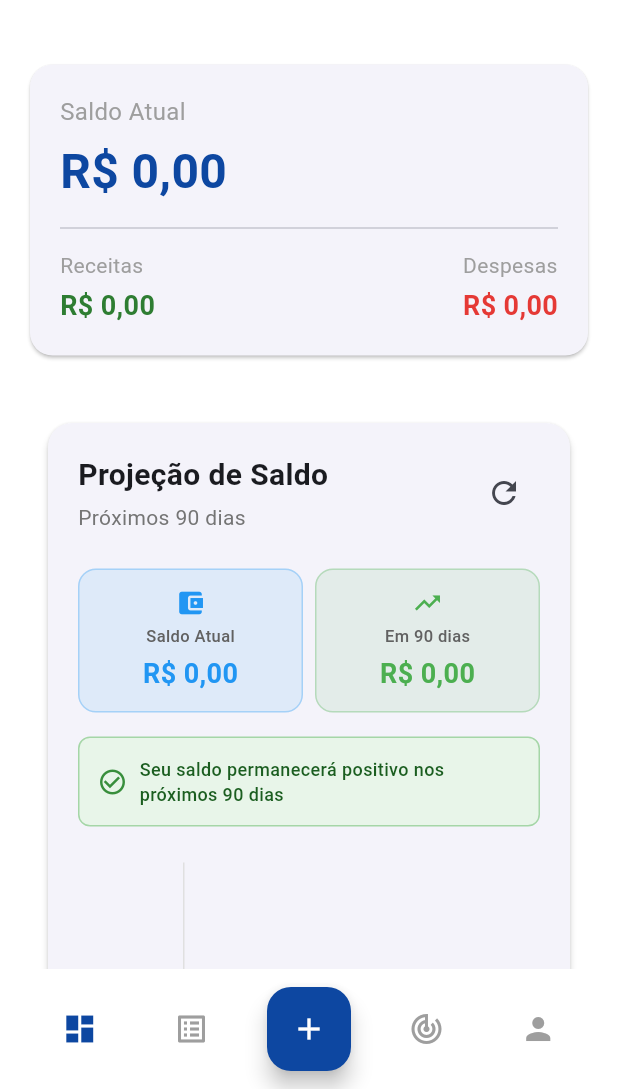
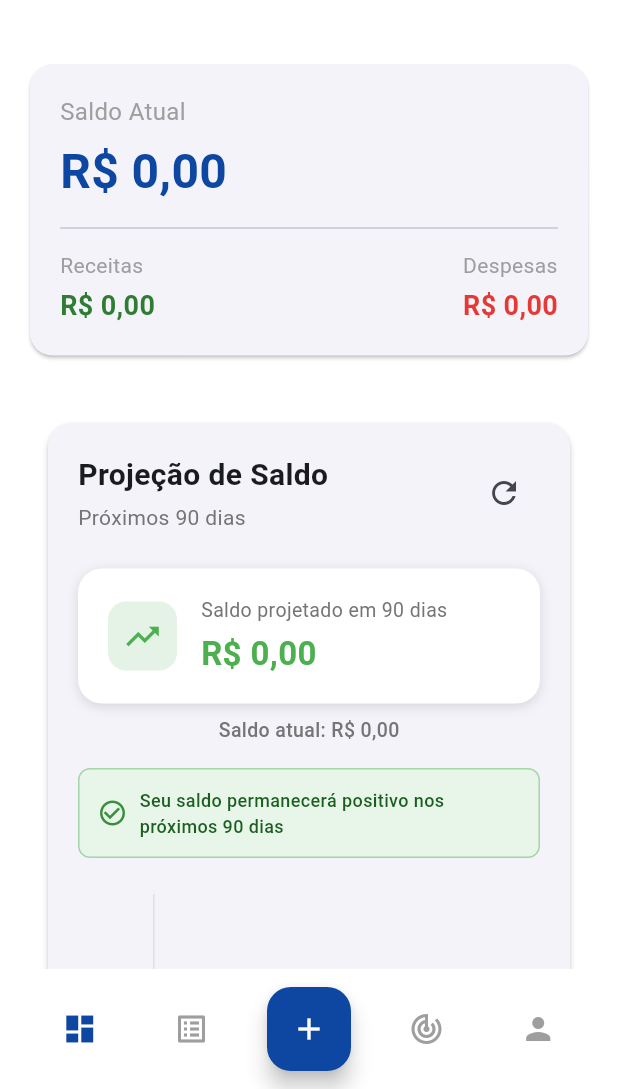
Before and after one commit to ChristianSRocha/horizon_finance, a Flutter app: the DashboardScreen screen opened by its route, on a phone screen of 412 x 824 dp, the part 147-1236 px from its top. Run offline on Flutter 3.47's test engine with Material 3 defaults, Android fonts, the phone set to English and light mode, and no system bars; drawn by our look-alikes of fl_chart; our stand-ins replace email_validator, flutter_dotenv, flutter_riverpod, freezed_annotation, go_router, supabase_flutter; accounts and stored records are empty; network calls fail.

Commit message:
FIX: título lateral e aparencia do quadro de proojeção de 90 dias

```diff
--- a/lib/widgets/projection_chart_card.dart
+++ b/lib/widgets/projection_chart_card.dart
@@ -152,30 +152,24 @@ class _ProjectionChartCardState extends ConsumerState<ProjectionChartCard> {
 
     return Column(
       children: [
-        // Indicadores de valores
-        Row(
-          mainAxisAlignment: MainAxisAlignment.spaceAround,
-          children: [
-            Expanded(
-            child:
-            _buildIndicator(
-              'Saldo Atual',
-              currencyFormat.format(firstBalance),
-              Colors.blue,
-              Icons.account_balance_wallet,
+       // Indicador principal centralizado
+        Center(
+          child: _buildMainIndicator(
+            value: currencyFormat.format(lastBalance),
+            color: lastBalance < 0 ? Colors.red : Colors.green,
+            icon: lastBalance < 0 ? Icons.trending_down : Icons.trending_up,),
+      ),
+
+        const SizedBox(height: 8),
+        Center(
+          child: Text(
+            'Saldo atual: ${currencyFormat.format(firstBalance)}',
+            style: TextStyle(
+              fontSize: 13,
+              color: Colors.grey[600],
+              fontWeight: FontWeight.w500,
             ),
-            ),
-            const SizedBox(width: 8),
-            Expanded(
-              child:
-            _buildIndicator(
-              'Em 90 dias',
-              currencyFormat.format(lastBalance),
-              lastBalance < 0 ? Colors.red : Colors.green,
-              lastBalance < 0 ? Icons.trending_down : Icons.trending_up,
-            ),
-            ),
-          ],
+          ),
         ),
         const SizedBox(height: 16),
 
@@ -273,24 +267,24 @@ class _ProjectionChartCardState extends ConsumerState<ProjectionChartCard> {
                     },
                   ),
                 ),
-                leftTitles: AxisTitles(
+               leftTitles: AxisTitles(
                   sideTitles: SideTitles(
                     showTitles: true,
-                    reservedSize: 70,
+                    interval: 1000, // força espaçamento numérico igual
+                    reservedSize: 50,
                     getTitlesWidget: (value, meta) {
+                      final short = NumberFormat.compact(locale: 'pt_BR').format(value);
                       return Padding(
-                        padding: const EdgeInsets.only(right: 8),
+                        padding: const EdgeInsets.only(right: 6),
                         child: Text(
-                          currencyFormat.format(value),
-                          style: TextStyle(
-                            fontSize: 10,
-                            color: Colors.grey[600],
-                          ),
+                          short,
+                          style: TextStyle(fontSize: 11, color: Colors.grey[600]),
                         ),
                       );
                     },
                   ),
                 ),
+
                 topTitles: const AxisTitles(sideTitles: SideTitles(showTitles: false)),
                 rightTitles: const AxisTitles(sideTitles: SideTitles(showTitles: false)),
               ),
@@ -404,6 +398,63 @@ class _ProjectionChartCardState extends ConsumerState<ProjectionChartCard> {
     );
   }
 
+  Widget _buildMainIndicator({
+  required String value,
+  required Color color,
+  required IconData icon,
+}) {
+  return Container(
+    padding: const EdgeInsets.symmetric(horizontal: 20, vertical: 18),
+    decoration: BoxDecoration(
+      color: Colors.white,
+      borderRadius: BorderRadius.circular(16),
+      boxShadow: [
+        BoxShadow(
+          color: Colors.black12,
+          blurRadius: 6,
+          offset: Offset(0, 2),
+        ),
+      ],
+    ),
+    child: Row(
+      children: [
+        Container(
+          padding: const EdgeInsets.all(10),
+          decoration: BoxDecoration(
+            color: color.withOpacity(0.15),
+            borderRadius: BorderRadius.circular(12),
+          ),
+          child: Icon(icon, color: color, size: 26),
+        ),
+        const SizedBox(width: 16),
+
+        Column(
+          crossAxisAlignment: CrossAxisAlignment.start,
+          children: [
+            Text(
+              'Saldo projetado em 90 dias',
+              style: TextStyle(
+                fontSize: 13,
+                color: Colors.grey[600],
+              ),
+            ),
+            const SizedBox(height: 4),
+            Text(
+              value,
+              style: TextStyle(
+                fontSize: 22,
+                fontWeight: FontWeight.bold,
+                color: color,
+              ),
+            ),
+          ],
+        ),
+      ],
+    ),
+  );
+}
+
+
   int _calculateDaysUntilZero(List points) {
     for (int i = 0; i < points.length; i++) {
       if (points[i].balance < 0) {
@@ -433,4 +484,15 @@ class _ProjectionChartCardState extends ConsumerState<ProjectionChartCard> {
     if (range < 10000) return 2000;
     return 5000;
   }
+
+  String _formatCompact(double value) {
+  if (value.abs() >= 1000000) {
+    return "R\$ ${(value / 1000000).toStringAsFixed(1)} mi";
+  }
+  if (value.abs() >= 1000) {
+    return "R\$ ${(value / 1000).toStringAsFixed(1)} mil";
+  }
+  return "R\$ ${value.toStringAsFixed(0)}";
 }
+
+}
```
